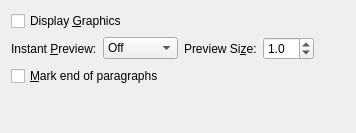
The window that src/frontends/qt4/ui/PrefDisplayUi.ui (cburschka/lyx) describes before a commit, drawn with Qt 5.
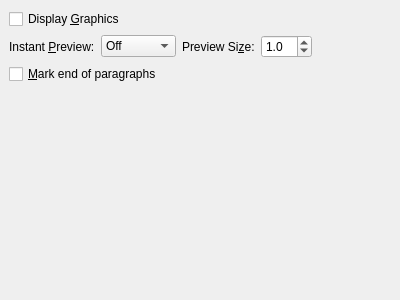
The same window after the commit.

The edit to the form file:
```diff
--- a/src/frontends/qt4/ui/PrefDisplayUi.ui
+++ b/src/frontends/qt4/ui/PrefDisplayUi.ui
@@ -1,31 +1,37 @@
 <ui version="4.0" >
  <class>PrefDisplayUi</class>
- <widget class="QWidget" name="PrefDisplayUi">
-  <property name="geometry">
+ <widget class="QWidget" name="PrefDisplayUi" >
+  <property name="geometry" >
    <rect>
     <x>0</x>
     <y>0</y>
-    <width>356</width>
-    <height>133</height>
+    <width>400</width>
+    <height>300</height>
    </rect>
   </property>
   <property name="windowTitle">
    <string/>
   </property>
-  <layout class="QGridLayout" name="gridLayout">
-   <item row="0" column="0" colspan="2">
-    <widget class="QCheckBox" name="displayGraphicsCB">
-     <property name="text">
+  <layout class="QGridLayout" >
+   <property name="margin" >
+    <number>9</number>
+   </property>
+   <property name="spacing" >
+    <number>6</number>
+   </property>
+   <item row="0" column="0" colspan="2" >
+    <widget class="QCheckBox" name="displayGraphicsCB" >
+     <property name="text" >
       <string>Display &amp;Graphics</string>
      </property>
     </widget>
    </item>
-   <item row="0" column="4" rowspan="4">
-    <spacer name="spacer_1">
-     <property name="orientation">
+   <item rowspan="4" row="0" column="4" >
+    <spacer>
+     <property name="orientation" >
       <enum>Qt::Horizontal</enum>
      </property>
-     <property name="sizeHint" stdset="0">
+     <property name="sizeHint" >
       <size>
        <width>57</width>
        <height>20</height>
@@ -33,9 +39,9 @@
      </property>
     </spacer>
    </item>
-   <item row="1" column="0">
-    <widget class="QLabel" name="instantPreviewLA">
-     <property name="text">
+   <item row="1" column="0" >
+    <widget class="QLabel" name="instantPreviewLA" >
+     <property name="text" >
       <string>Instant &amp;Preview:</string>
      </property>
      <property name="buddy">
@@ -43,8 +49,8 @@
      </property>
     </widget>
    </item>
-   <item row="1" column="1">
-    <widget class="QComboBox" name="instantPreviewCO">
+   <item row="1" column="1" >
+    <widget class="QComboBox" name="instantPreviewCO" >
      <item>
       <property name="text">
        <string>Off</string>
@@ -62,9 +68,9 @@
      </item>
     </widget>
    </item>
-   <item row="1" column="2">
-    <widget class="QLabel" name="previewSizeLA">
-     <property name="text">
+   <item row="1" column="2" >
+    <widget class="QLabel" name="previewSizeLA" >
+     <property name="text" >
       <string>Preview Si&amp;ze:</string>
      </property>
      <property name="buddy">
@@ -72,10 +78,12 @@
      </property>
     </widget>
    </item>
-   <item row="1" column="3">
-    <widget class="QDoubleSpinBox" name="previewSizeSB">
-     <property name="sizePolicy">
-      <sizepolicy hsizetype="Preferred" vsizetype="Fixed">
+   <item row="1" column="3" >
+    <widget class="QDoubleSpinBox" name="previewSizeSB" >
+     <property name="sizePolicy" >
+      <sizepolicy>
+       <hsizetype>0</hsizetype>
+       <vsizetype>0</vsizetype>
        <horstretch>0</horstretch>
        <verstretch>0</verstretch>
       </sizepolicy>
@@ -86,10 +94,7 @@
      <property name="decimals">
       <number>1</number>
      </property>
-     <property name="minimum">
-      <double>0.100000000000000</double>
-     </property>
-     <property name="maximum">
+     <property name="maximum" >
       <double>10.000000000000000</double>
      </property>
      <property name="singleStep">
@@ -100,22 +105,25 @@
      </property>
     </widget>
    </item>
-   <item row="2" column="0" colspan="2">
-    <widget class="QCheckBox" name="paragraphMarkerCB">
-     <property name="text">
+   <item row="2" column="0" colspan="2" >
+    <widget class="QCheckBox" name="paragraphMarkerCB" >
+     <property name="toolTip" >
+      <string>Mark end of paragraphs on screen with a pilcrow character.</string>
+     </property>
+     <property name="text" >
       <string>&amp;Mark end of paragraphs</string>
      </property>
     </widget>
    </item>
-   <item row="3" column="0">
-    <spacer name="spacer_2">
-     <property name="orientation">
+   <item row="3" column="0" >
+    <spacer>
+     <property name="orientation" >
       <enum>Qt::Vertical</enum>
      </property>
-     <property name="sizeType">
+     <property name="sizeType" >
       <enum>QSizePolicy::Expanding</enum>
      </property>
-     <property name="sizeHint" stdset="0">
+     <property name="sizeHint" >
       <size>
        <width>20</width>
        <height>20</height>
```
Left out of the diff: 25 changed lines with no effect on the pictures.
